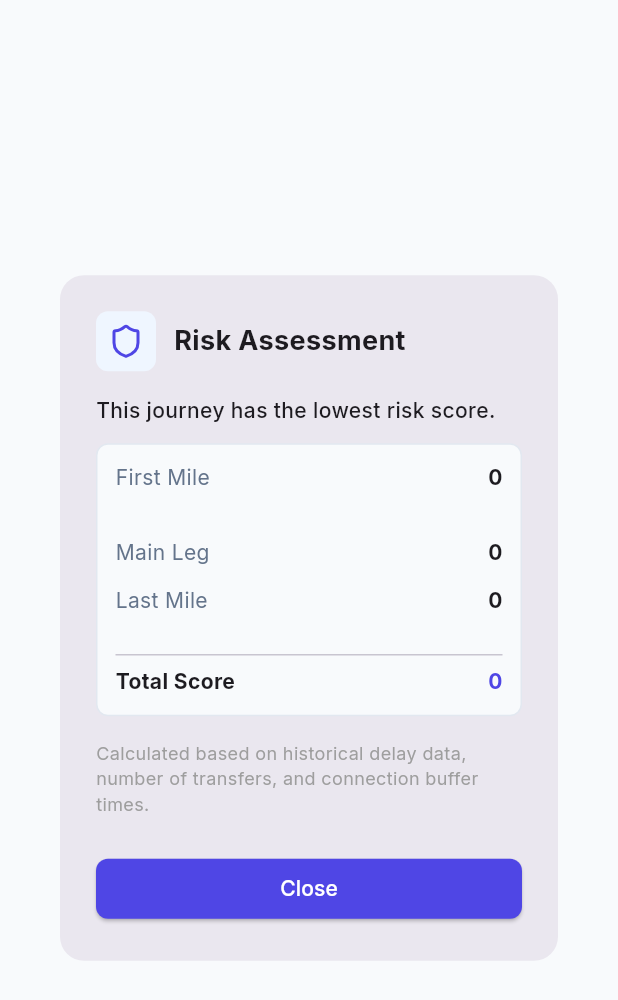
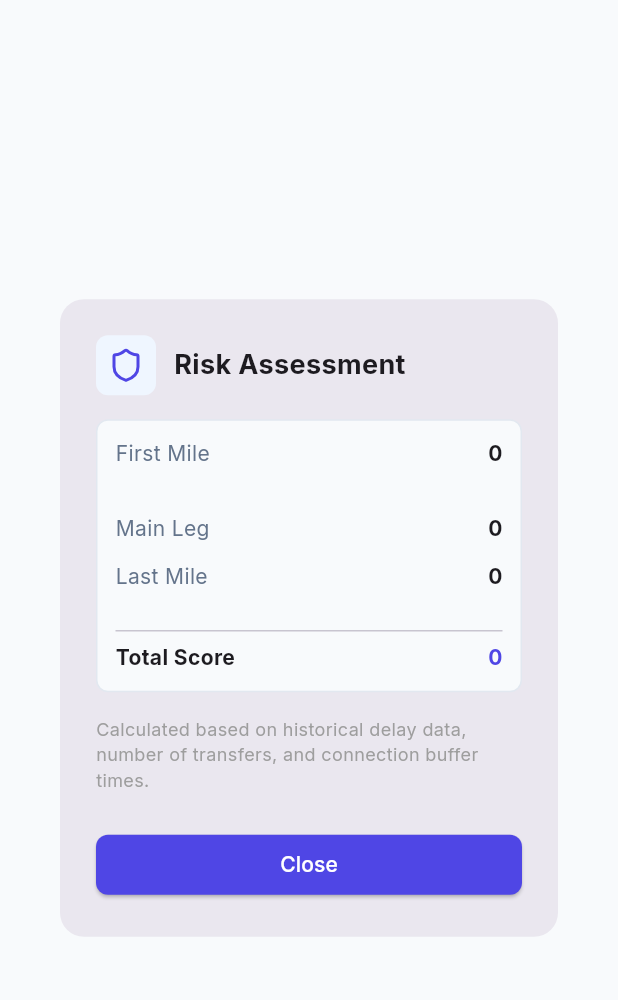
Before and after one commit to isaacw123434/Apptest, a Flutter app: the RiskAssessmentDialog widget shown alone on an empty page, opened directly with empty values, on a phone screen of 412 x 824 dp. Shown: the top 1000 px of the screen. Run offline on Flutter 3.47's test engine with Material 3 defaults, Android fonts, the phone set to English and light mode, and no system bars; our stand-ins replace ant_icons, eva_icons_flutter, feather_icons, flutter_boxicons, flutter_map, flutter_svg and 9 more; missing offline and left inert: table_sticky_headers.

Commit message:
feat: dynamic risk assessment dialog messages
- Updated `RiskAssessmentDialog` to accept `isLeastRisky` parameter.
- Replaced the hardcoded message "This journey has the lowest risk score." with dynamic text depending on the journey's risk.
- Displays specific warning messages for "High Risk" (>= 4) and "Medium Risk" (>= 2) journeys.
- Passed `isLeastRisky` from `JourneyBadges` down to `RiskAssessmentDialog`.

Co-authored-by: isaacw123434 <188620241+isaacw123434@users.noreply.github.com>

```diff
--- a/client/lib/widgets/journey_result/journey_badges.dart
+++ b/client/lib/widgets/journey_result/journey_badges.dart
@@ -31,6 +31,7 @@ class JourneyBadges extends StatelessWidget {
               context: context,
               builder: (context) => RiskAssessmentDialog(
                 result: result,
+                isLeastRisky: isLeastRisky,
                 mainLeg: mainLeg,
                 routeId: routeId,
               ),
@@ -50,6 +51,7 @@ class JourneyBadges extends StatelessWidget {
               context: context,
               builder: (context) => RiskAssessmentDialog(
                 result: result,
+                isLeastRisky: isLeastRisky,
                 mainLeg: mainLeg,
                 routeId: routeId,
               ),
@@ -69,6 +71,7 @@ class JourneyBadges extends StatelessWidget {
               context: context,
               builder: (context) => RiskAssessmentDialog(
                 result: result,
+                isLeastRisky: isLeastRisky,
                 mainLeg: mainLeg,
                 routeId: routeId,
               ),
--- a/client/lib/widgets/journey_result/risk_assessment_dialog.dart
+++ b/client/lib/widgets/journey_result/risk_assessment_dialog.dart
@@ -6,18 +6,29 @@ import '../../utils/risk_helper.dart';
 
 class RiskAssessmentDialog extends StatelessWidget {
   final JourneyResult result;
+  final bool isLeastRisky;
   final Leg? mainLeg;
   final String? routeId;
 
   const RiskAssessmentDialog({
     super.key,
     required this.result,
+    required this.isLeastRisky,
     this.mainLeg,
     this.routeId,
   });
 
   @override
   Widget build(BuildContext context) {
+    String riskMessage = '';
+    if (isLeastRisky) {
+      riskMessage = 'This journey has the lowest risk score.';
+    } else if (result.risk >= 4) {
+      riskMessage = 'This journey has a high risk score. It is highly prone to delays or missed connections.';
+    } else if (result.risk >= 2) {
+      riskMessage = 'This journey has a medium risk score. There is some potential for delays or connection issues.';
+    }
+
     return Dialog(
       shape: RoundedRectangleBorder(borderRadius: BorderRadius.circular(16)),
       child: Padding(
@@ -47,11 +58,13 @@ class RiskAssessmentDialog extends StatelessWidget {
               ],
             ),
             const SizedBox(height: 16),
-            const Text(
-              'This journey has the lowest risk score.',
-              style: TextStyle(fontWeight: FontWeight.w500),
-            ),
-            const SizedBox(height: 12),
+            if (riskMessage.isNotEmpty) ...[
+              Text(
+                riskMessage,
+                style: const TextStyle(fontWeight: FontWeight.w500),
+              ),
+              const SizedBox(height: 12),
+            ],
             Container(
               padding: const EdgeInsets.all(12),
               decoration: BoxDecoration(
```
